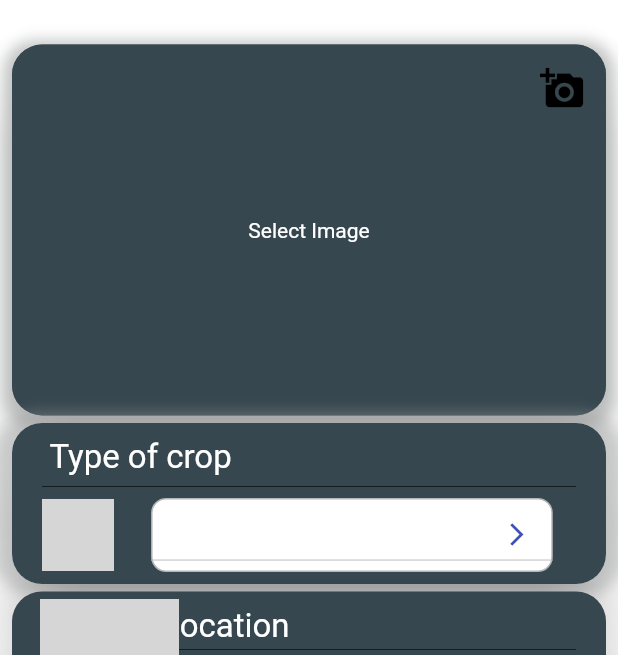
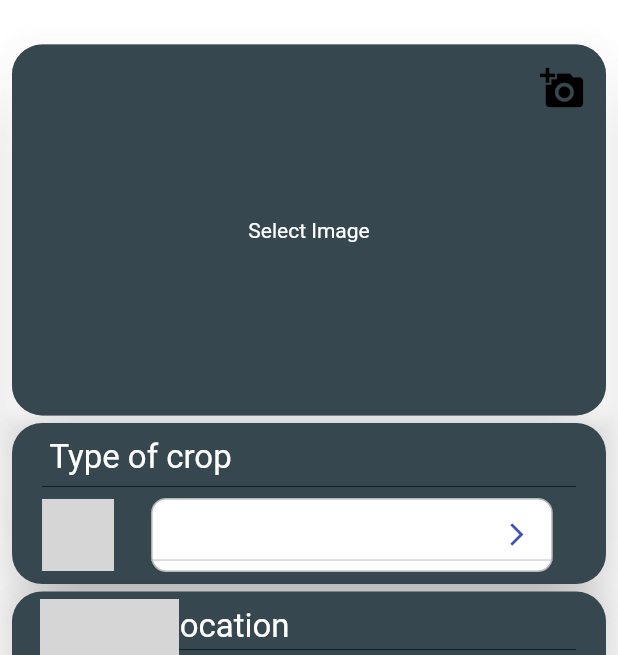
Before and after one commit to emilio-kariuki/D-Krops, a Flutter app: the screen it shows after launch, on a phone screen of 412 x 824 dp, the part 124-779 px from its top. Run offline on Flutter 3.47's test engine with Material 2 defaults, Android fonts, the phone set to English and light mode, and no system bars; drawn by our look-alikes of dropdown_button2, google_maps_flutter; our stand-ins replace animated_text_kit, geolocator, google_fonts, image_picker, lottie; missing offline and left inert: location_permissions; Roboto replaces fonts that are missing (Redressed); project files that could hold a hidden picture were left out; grey boxes are pictures that could not be loaded.

Commit message:
February 28, 2022 6:26 PM

```diff
--- a/lib/screens/Home.dart
+++ b/lib/screens/Home.dart
@@ -292,7 +292,7 @@ class _HomeState extends State<Home> {
                                       boxShadow: [
                                         BoxShadow(
                                           color:
-                                              Color.fromARGB(255, 163, 165, 165)
+                                              Color.fromARGB(255, 255, 255, 255)
                                                   .withOpacity(0.6),
                                           spreadRadius: 5,
                                           blurRadius: 7,
@@ -398,16 +398,16 @@ class _HomeState extends State<Home> {
                           //the code to add the dropdown menu in the app
                           Container(
                             decoration: BoxDecoration(
-                              boxShadow: [
-                                BoxShadow(
-                                  color: Color.fromARGB(255, 163, 165, 165)
-                                      .withOpacity(0.4),
-                                  spreadRadius: 5,
-                                  blurRadius: 7,
-                                  offset: Offset(
-                                      0, 3), // changes position of shadow
-                                ),
-                              ],
+                              // boxShadow: [
+                              //   BoxShadow(
+                              //     color: Color.fromARGB(255, 255, 255, 255)
+                              //         .withOpacity(0.4),
+                              //     spreadRadius: 5,
+                              //     blurRadius: 7,
+                              //     offset: Offset(
+                              //         0, 3), // changes position of shadow
+                              //   ),
+                              // ],
                               borderRadius: BorderRadius.circular(30),
                             ),
                             child: Padding(
@@ -553,7 +553,7 @@ class _HomeState extends State<Home> {
                             child: Material(
                                 color: Colors.blueGrey[800],
                                 elevation: 20,
-                                shadowColor: Color.fromARGB(255, 163, 165, 165),
+                                // shadowColor: Color.fromARGB(255, 255, 255, 255),
                                 shape: RoundedRectangleBorder(
                                     borderRadius: BorderRadius.circular(20)),
                                 child: Stack(
```
